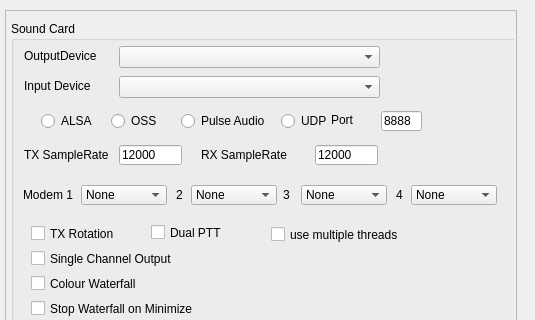
This is QT/QtSoundModem/devicesDialog.ui in bjpetit/linbpq as Qt 5 draws it before an edit; both pictures show x 0 to 535 and y 0 to 320 of the 535 by 698 pixel window. The edited form follows.
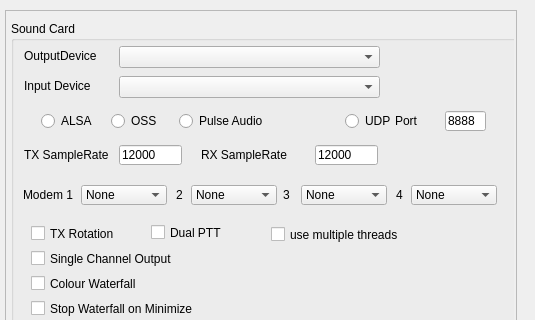
This is the edited form.

```diff
--- a/QT/QtSoundModem/devicesDialog.ui
+++ b/QT/QtSoundModem/devicesDialog.ui
@@ -344,7 +344,7 @@
      <widget class="QRadioButton" name="PULSE">
       <property name="geometry">
        <rect>
-        <x>170</x>
+        <x>168</x>
         <y>90</y>
         <width>91</width>
         <height>20</height>
@@ -373,7 +373,7 @@
      <widget class="QRadioButton" name="UDP">
       <property name="geometry">
        <rect>
-        <x>270</x>
+        <x>334</x>
         <y>90</y>
         <width>51</width>
         <height>20</height>
@@ -386,7 +386,7 @@
      <widget class="QLineEdit" name="UDPPort">
       <property name="geometry">
        <rect>
-        <x>370</x>
+        <x>434</x>
         <y>90</y>
         <width>41</width>
         <height>20</height>
@@ -475,10 +475,10 @@
      <widget class="QLabel" name="label_8">
       <property name="geometry">
        <rect>
-        <x>320</x>
-        <y>90</y>
+        <x>384</x>
+        <y>92</y>
         <width>51</width>
-        <height>18</height>
+        <height>16</height>
        </rect>
       </property>
       <property name="text">
```
